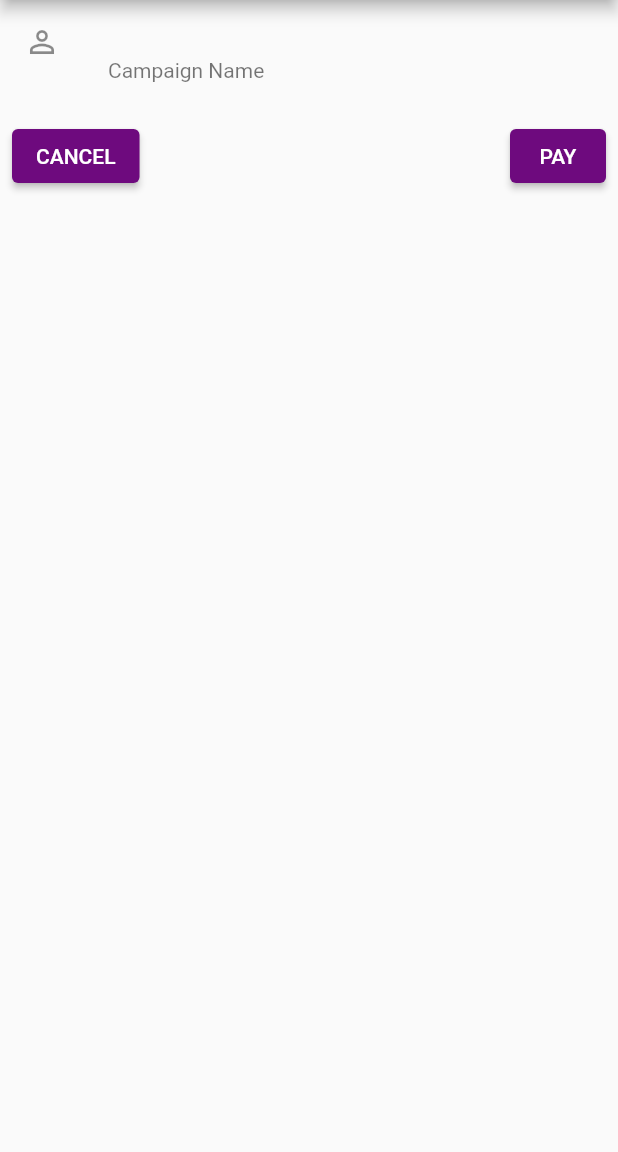
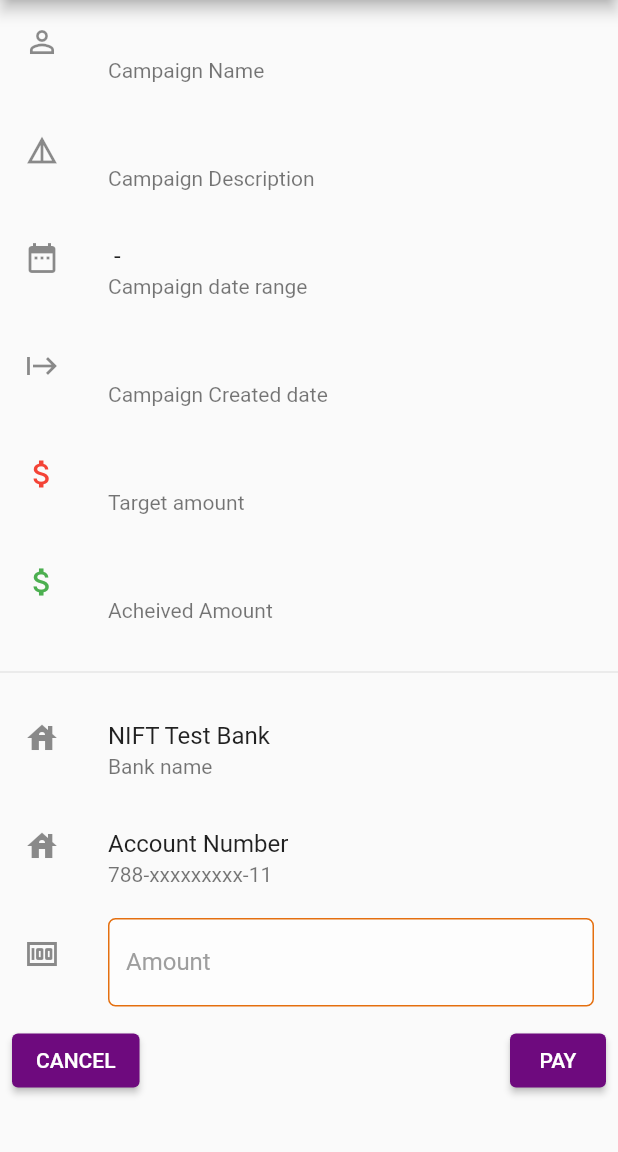
Before and after one commit to abdullahbinahmed/Crowd-Funding, a Flutter app: the PaymentScreen screen opened directly with empty values, on a phone screen of 412 x 824 dp, the part 84-1236 px from its top. Run offline on Flutter 3.47's test engine with Material 2 defaults, Android fonts, the phone set to English and light mode, and no system bars; our stand-ins replace font_awesome_flutter, google_fonts, percent_indicator; project files that could hold a hidden picture were left out.

Commit message:
payment views and api integration

```diff
--- a/App/cf_app/lib/global.dart
+++ b/App/cf_app/lib/global.dart
@@ -13,6 +13,10 @@ class Paths {
 
   static const String campaignUrl = 'https://192.168.18.149:3000/';
   static const String getCampaignPath = 'campaign';
+
+  static const String paymentBaseUrl = 'http://192.168.18.149:5000/payment';
+  static const String paymentPath_InitTxn = '/SendOTP';
+  static const String paymentPath_DoTxn = '/DoTransaction';
 }
 
 final HttpClient client = HttpClient();
--- a/App/cf_app/lib/screens/campaigns/campaignDetails.dart
+++ b/App/cf_app/lib/screens/campaigns/campaignDetails.dart
@@ -103,7 +103,7 @@ class CampaignDetails extends StatelessWidget {
                     center: Text(((campaignEntry.amountAchieved /
                                     campaignEntry.targetAmount) *
                                 100)
-                            .toString() +
+                            .toStringAsFixed(1) +
                         "%"),
                     linearStrokeCap: LinearStrokeCap.roundAll,
                     progressColor: Colors.greenAccent[400],
--- a/App/cf_app/lib/screens/campaigns/model.dart
+++ b/App/cf_app/lib/screens/campaigns/model.dart
@@ -98,6 +98,17 @@ class CampaignEntry {
         userId = json['userId'];
 }
 
+class CampaignUpdate {
+  final String camapaignId;
+  final String amount;
+
+  CampaignUpdate({required this.camapaignId, required this.amount});
+
+  CampaignUpdate.fromJson(Map json)
+      : camapaignId = json['camapaignId'],
+        amount = json['amount'];
+}
+
 class CampaignApi extends Api {
   CampaignApi(HttpDataSource dataSource, String token)
       : super(dataSource, token);
@@ -161,4 +172,27 @@ class CampaignApi extends Api {
 
     return responseDescription;
   }
+
+  Future<String> updateCampaign(String camapaignId, String amount) async {
+    try {
+      Map response = await dataSource.put(
+        Paths.baseUrl + Paths.getCampaignPath,
+        body: {"campaignId": camapaignId, "amount": amount},
+        parseResponse: true,
+        token: token,
+      );
+
+      var result = CampaignUpdate.fromJson(response);
+      print(result);
+      String responseDescription = result.camapaignId.length > 0
+          ? "Campaign have been successfully updated."
+          : "Unable to process request";
+
+      return responseDescription;
+    } catch (error) {
+      print('ERROR Update payment!!!');
+      print(error);
+      return "Campaign have been successfully updated";
+    }
+  }
 }
--- /dev/null
+++ b/App/cf_app/lib/screens/payments/model.dart
@@ -0,0 +1,208 @@
+// ignore_for_file: non_constant_identifier_names
+
+import 'package:cf_app/api.dart';
+import 'package:cf_app/global.dart';
+import 'package:cf_app/http.dart';
+import 'package:cf_app/screens/campaigns/model.dart';
+import 'package:flutter/material.dart';
+
+class InitiatePayment {
+  final String pp_BankID;
+  final String pp_Amount;
+  final String pp_BillReference;
+  final String pp_Description;
+  final String pp_AccountNo;
+  final String pp_CNIC;
+
+  InitiatePayment(
+      {required this.pp_AccountNo,
+      required this.pp_Amount,
+      required this.pp_BankID,
+      required this.pp_BillReference,
+      required this.pp_CNIC,
+      required this.pp_Description});
+
+  Map<String, dynamic> toJson() => {
+        "pp_AccountNo": "78882000001111",
+        "pp_Amount": pp_Amount,
+        "pp_BillReference": pp_BillReference,
+        "pp_CNIC": "4234029847513",
+        "pp_Description": pp_Description,
+        "pp_BankID": "TBANK"
+      };
+}
+
+class InitiatePaymentResponse {
+  final String pp_RetreivalReferenceNo;
+  final String pp_TxnRefNo;
+  final String pp_ResponseMessage;
+  final String pp_ResponseCode;
+  final String pp_BankID;
+
+  InitiatePaymentResponse(
+      {required this.pp_RetreivalReferenceNo,
+      required this.pp_TxnRefNo,
+      required this.pp_ResponseMessage,
+      required this.pp_ResponseCode,
+      required this.pp_BankID});
+
+  InitiatePaymentResponse.fromJson(Map json)
+      : pp_RetreivalReferenceNo = json['pp_RetreivalReferenceNo'],
+        pp_TxnRefNo = json['pp_TxnRefNo'],
+        pp_ResponseMessage = json['pp_ResponseMessage'],
+        pp_ResponseCode = json['pp_ResponseCode'],
+        pp_BankID = json['pp_BankID'];
+}
+
+class DoTransactionRequest {
+  final String pp_RetreivalReferenceNo;
+  final String pp_TxnRefNo;
+  final String pp_BankID;
+  final String pp_OTP;
+
+  DoTransactionRequest(
+      {required this.pp_BankID,
+      required this.pp_OTP,
+      required this.pp_RetreivalReferenceNo,
+      required this.pp_TxnRefNo});
+
+  Map<String, dynamic> toJson() => {
+        "pp_BankID": "TBANK",
+        "pp_OTP": pp_OTP,
+        "pp_RetreivalReferenceNo": pp_RetreivalReferenceNo,
+        "pp_TxnRefNo": pp_TxnRefNo
+      };
+}
+
+class DoTransactionResponse {
+  final String pp_RetreivalReferenceNo;
+  final String pp_TxnRefNo;
+  final String pp_ResponseMessage;
+  final String pp_ResponseCode;
+  final String pp_AuthCode;
+
+  DoTransactionResponse(
+      {required this.pp_RetreivalReferenceNo,
+      required this.pp_TxnRefNo,
+      required this.pp_ResponseMessage,
+      required this.pp_ResponseCode,
+      required this.pp_AuthCode});
+
+  DoTransactionResponse.fromJson(Map json)
+      : pp_RetreivalReferenceNo = json['pp_RetreivalReferenceNo'],
+        pp_TxnRefNo = json['pp_TxnRefNo'],
+        pp_ResponseMessage = json['pp_ResponseMessage'],
+        pp_ResponseCode = json['pp_ResponseCode'],
+        pp_AuthCode = json['pp_AuthCode'];
+}
+
+class PaymentApi extends Api {
+  PaymentApi(HttpDataSource dataSource, String token)
+      : super(dataSource, token);
+
+  Future<InitiatePaymentResponse> initiateTxn(
+      String amountToDonate, String campaignId) async {
+    try {
+      var initPayment = InitiatePayment(
+          pp_AccountNo: "78882000001111",
+          pp_Amount: amountToDonate + "00",
+          pp_BankID: "TBANK",
+          pp_BillReference:
+              "billref", //"payment against ${campaignId.replaceAll('-', '')}",
+          pp_Description: "payment against ${campaignId.replaceAll('-', '')}",
+          pp_CNIC: "4234029847513");
+
+      print('Initate payment Request: ${initPayment.toJson()}');
+
+      print('sending Initate payment Request');
+
+      Map response = await dataSource.post(
+        Paths.paymentBaseUrl + Paths.paymentPath_InitTxn,
+        body: initPayment.toJson(),
+        parseResponse: true,
+        isEncoded: false,
+        token: token,
+      );
+
+      var result = InitiatePaymentResponse.fromJson(response);
+      print(result.pp_RetreivalReferenceNo);
+      // String responseDescription = result.pp_RetreivalReferenceNo.length > 0
+      //     ? "Transaction initiated, please enter OTP sent to your bank's registered mobile number ."
+      //     : "Unable to process request";
+
+      return result;
+
+      // return responseDescription;
+    } catch (error) {
+      print('ERROR init payment!!!');
+      print(error);
+      // return "Transaction initiated, please enter OTP sent to your bank's registered mobile number. Resend OTP will work after '30' seconds";
+      return InitiatePaymentResponse.fromJson({
+        "pp_Version": "1.1",
+        "pp_TxnType": "ACC",
+        "pp_Language": "EN",
+        "pp_MerchantID": "umer003",
+        "pp_TxnRefNo": "T20220611093402",
+        "pp_Amount": "2200",
+        "pp_TxnCurrency": "PKR",
+        "pp_TxnDateTime": "20220611093402",
+        "pp_BillReference": "SOME BR",
+        "pp_ResponseCode": "000",
+        "pp_ResponseMessage": "Success",
+        "pp_RetreivalReferenceNo": "216214358328",
+        "pp_AuthCode": null,
+        "pp_BankID": "TBANK",
+        "pp_ProductID": "1234567890",
+        "pp_CNIC": "4234029847513",
+        "pp_SecureHash":
+            "0E6145807C5B6994E8D185CDFE2919ECC2F613AEA81B94B05E20582B2A7735CA",
+        "statusCode": "200"
+      });
+    }
+  }
+
+  Future<String> submitOTP(
+    String OTP,
+    InitiatePaymentResponse responseApi,
+    String campaignId,
+    String amount,
+  ) async {
+    try {
+      var submitPayment = DoTransactionRequest(
+          pp_BankID: "TBANK",
+          pp_OTP: "012345",
+          pp_RetreivalReferenceNo: responseApi.pp_RetreivalReferenceNo,
+          pp_TxnRefNo: responseApi.pp_TxnRefNo);
+
+      print('DoTransactionRequest payment Request: ${submitPayment.toJson()}');
+
+      print('sending do txn request');
+
+      Map response = await dataSource.post(
+        Paths.paymentBaseUrl + Paths.paymentPath_DoTxn,
+        body: submitPayment.toJson(),
+        parseResponse: true,
+        isEncoded: false,
+        token: token,
+      );
+
+      var result = DoTransactionResponse.fromJson(response);
+      print(result.pp_TxnRefNo);
+      String responseDescription = result.pp_TxnRefNo.length > 0
+          ? "Transaction successfully processed."
+          : "Unable to process request";
+
+      CampaignApi api = CampaignApi(dataSource, "token");
+      print('sending update campaign api request');
+
+      var updateAmountResponse = await api.updateCampaign(campaignId, amount);
+      print('Amount processed successfully.');
+      print(updateAmountResponse);
+      return responseDescription;
+    } catch (error) {
+      print('ERROR Do payment!!!');
+      print(error);
+      return "Transaction successfully processed.";
+    }
+  }
+}
--- a/App/cf_app/lib/screens/payments/screen.dart
+++ b/App/cf_app/lib/screens/payments/screen.dart
@@ -1,6 +1,11 @@
 import 'dart:ffi';
 
+import 'package:cf_app/custom_alert.dart';
+import 'package:cf_app/global.dart';
 import 'package:cf_app/screens/campaigns/model.dart';
+import 'package:cf_app/screens/payments/alert_otp.dart';
+import 'package:cf_app/screens/payments/model.dart';
+import 'package:cf_app/widgets/decorated-text-field.dart';
 import 'package:flutter/cupertino.dart';
 import 'package:flutter/material.dart';
 
@@ -15,6 +20,10 @@ class PaymentScreen extends StatefulWidget {
 }
 
 class _PaymentScreenState extends State<PaymentScreen> {
+  final FocusNode _amountFocusNode = FocusNode();
+  final TextEditingController _amountController = TextEditingController();
+  //late InitiatePaymentResponse responseInitializePayment;
+
   @override
   Widget build(BuildContext context) {
     return Scaffold(
@@ -28,7 +37,81 @@ class _PaymentScreenState extends State<PaymentScreen> {
           title: Text(widget.campaignEntry.name),
           subtitle: const Text('Campaign Name'),
         ),
+        ListTile(
+          leading: const Icon(Icons.details),
+          title: Text(widget.campaignEntry.description),
+          subtitle: const Text('Campaign Description'),
+        ),
+        ListTile(
+          leading: const Icon(Icons.date_range),
+          title: Text(widget.campaignEntry.startdate
+                  .replaceFirst('T', ' ', 0)
+                  .replaceFirst('.000Z', ' ') +
+              " - " +
+              widget.campaignEntry.enddate
+                  .replaceFirst('T', ' ', 0)
+                  .replaceFirst('.000Z', ' ')),
+          subtitle: const Text('Campaign date range '),
+        ),
+        ListTile(
+          leading: const Icon(Icons.start),
+          title: Text(widget.campaignEntry.createddate
+              .replaceFirst('T', ' ', 0)
+              .replaceFirst('.000Z', ' ')),
+          subtitle: const Text('Campaign Created date'),
+        ),
+        ListTile(
+          leading: const Icon(
+            Icons.attach_money_sharp,
+            color: Colors.red,
+          ),
+          title: Text(widget.campaignEntry.uitargetAmount),
+          subtitle: const Text('Target amount'),
+        ),
+        ListTile(
+          leading: const Icon(
+            Icons.attach_money_sharp,
+            color: Colors.green,
+          ),
+          title: Text(widget.campaignEntry.uiamountAchieved),
+          subtitle: const Text('Acheived Amount'),
+        ),
+        const SizedBox(
+          height: 8.0,
+        ),
+        const Divider(),
+        const SizedBox(
+          height: 8.0,
+        ),
+        const ListTile(
+          leading: Icon(
+            Icons.house,
+          ),
+          title: Text('NIFT Test Bank'),
+          subtitle: Text('Bank name'),
+        ),
+        const ListTile(
+          leading: Icon(
+            Icons.house,
+          ),
+          title: Text('Account Number'),
+          subtitle: Text('788-xxxxxxxxx-11'),
+        ),
         //show related fields and a Text box of amount
+        DecoratedFormTextField(
+          icon: Icons.money,
+          focusNode: _amountFocusNode,
+          hintText: "Amount to donate",
+          labelText: "Amount",
+          controller: _amountController,
+          keyboardType: Theme.of(context).platform == TargetPlatform.iOS
+              ? TextInputType.numberWithOptions(decimal: true)
+              : TextInputType.phone,
+          hasError: false,
+          validator: (value) => validateAmount(value, "invalid amount"),
+          maxLength: 5,
+          counterText: '',
+        ),
         ButtonBar(
           alignment: MainAxisAlignment.spaceBetween,
           children: <Widget>[
@@ -71,6 +154,39 @@ class _PaymentScreenState extends State<PaymentScreen> {
   }
 
   Future<String> doPayment() async {
+    PaymentApi api = PaymentApi(dataSource, "token");
+    InitiatePaymentResponse response = await api.initiateTxn(
+        _amountController.text,
+        widget.campaignEntry.id.replaceAll('c', "campaign"));
+
+    // setState(() {
+    //   responseInitializePayment = response;
+    // });
+
+    await showDialog(
+      barrierDismissible: false,
+      context: context,
+      builder: (context) => OTPAlertWidget(
+        alertStatus: AlertStatus.success,
+        message: "Payment successfully done. Enter OTP",
+        responseInitPayment: response,
+        campaignEntry: widget.campaignEntry,
+        uiAmount: _amountController.text,
+      ),
+    );
+    //Navigator.pop(context);
     return "";
   }
+
+  String? validateAmount(String? value, String error) {
+    try {
+      if (double.parse(value.toString()) > 0) {
+        return null;
+      } else {
+        return error;
+      }
+    } catch (e) {
+      return error;
+    }
+  }
 }
--- /dev/null
+++ b/App/cf_app/lib/widgets/decorated-text-field.dart
@@ -0,0 +1,79 @@
+import 'package:flutter/material.dart';
+import 'package:flutter/services.dart';
+
+class DecoratedFormTextField extends StatelessWidget {
+  const DecoratedFormTextField({
+    Key? key,
+    required this.icon,
+    required this.focusNode,
+    required this.keyboardType,
+    required this.hintText,
+    required this.labelText,
+    this.hasError = false,
+    required this.validator,
+    required this.maxLength,
+    required this.controller,
+    this.maxLines = 1,
+    this.obscureText = false,
+    this.counterText = '',
+    // required this.suffix,
+    //required this.inputFormatters,
+    this.enabled = true,
+  }) : super(key: key);
+
+  final IconData icon;
+  // final ImageIcon imageIcon;
+  final FocusNode focusNode;
+  final TextInputType keyboardType;
+  final String hintText;
+  final String labelText;
+  final bool hasError;
+  final FormFieldValidator<String> validator;
+  final int maxLength;
+  final int maxLines;
+  // final List<TextInputFormatter> inputFormatters;
+  final TextEditingController controller;
+  final bool obscureText;
+  final String counterText;
+  // Widget suffix;
+  final bool enabled;
+
+  @override
+  Widget build(BuildContext context) {
+    // final suffixWidgets = <Widget>[];
+
+    // suffixWidgets.add(
+    //   Icon(
+    //     Icons.error,
+    //     color: hasError ? Colors.red : Colors.transparent,
+    //   ),
+    // );
+
+    // if (suffix != null) {
+    //   suffixWidgets.add(suffix);
+    // }
+
+    return ListTile(
+        title: TextFormField(
+          enabled: enabled,
+          focusNode: focusNode,
+          keyboardType: keyboardType,
+          decoration: InputDecoration(
+            hintText: hintText,
+            labelText: labelText,
+            counterText: counterText,
+            // suffixIcon: Row(
+            //   mainAxisSize: MainAxisSize.min,
+            //   children: suffixWidgets,
+            // ),
+          ),
+          maxLines: maxLines,
+          validator: validator,
+          maxLength: maxLength,
+          controller: controller,
+          obscureText: obscureText,
+          // inputFormatters: inputFormatters,
+        ),
+        leading: Icon(icon));
+  }
+}
```
Also changed, not shown: App/cf_app/lib/screens/payments/alert_otp.dart (added, +147 -0 lines), 4 other files.
